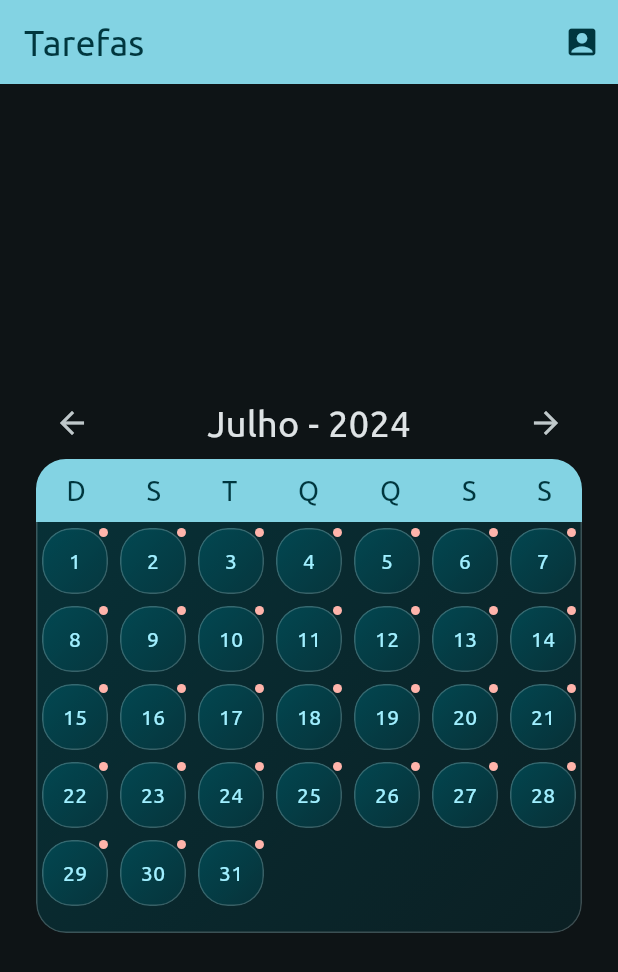
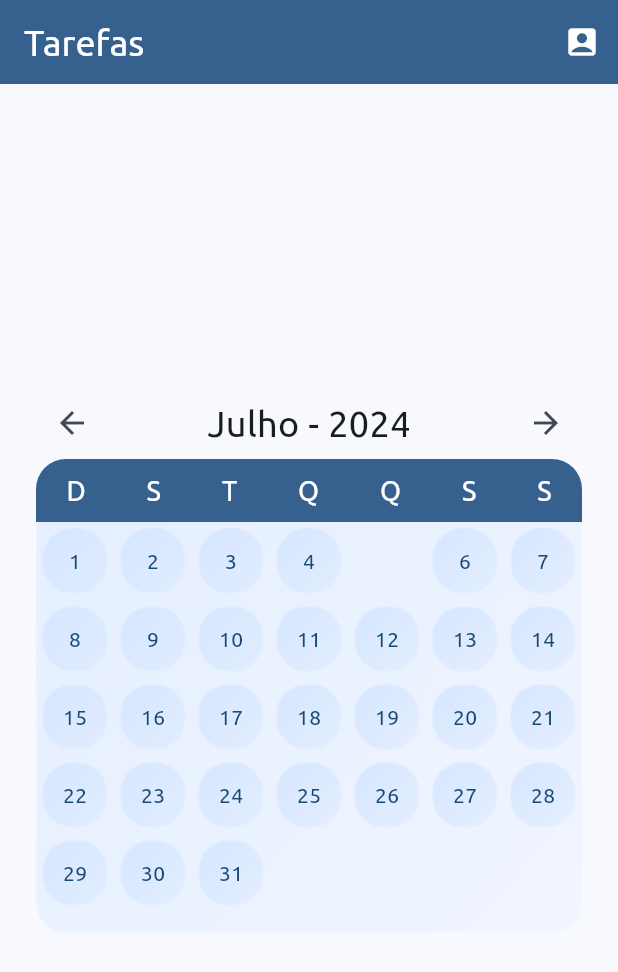
Before and after one commit to Ferps53/Scheduler, a Flutter app: the TarefaPage screen opened by its route, on a phone screen of 412 x 824 dp. Shown: the top 972 px of the screen. Run offline on Flutter 3.47's test engine with Material 3 defaults, Android fonts, the phone set to English and light mode, and no system bars; our stand-ins replace dio, flutter_animate, flutter_riverpod, freezed_annotation, go_router, jwt_decoder and 3 more; accounts and stored records are empty.

Commit message:
refatoração do web e movido calendário para widgets

```diff
--- /dev/null
+++ b/lib/features/tarefa/view/pages/pages.dart
@@ -0,0 +1 @@
+export 'tarefa_page.dart';
--- a/lib/features/tarefa/view/pages/tarefa_page.dart
+++ b/lib/features/tarefa/view/pages/tarefa_page.dart
@@ -1,6 +1,6 @@
 import 'package:flutter/material.dart';
 import 'package:scheduler/core/core.dart';
-import 'package:scheduler/features/tarefa/view/pages/calendario_mes.dart';
+import 'package:scheduler/features/tarefa/view/view.dart';
 
 class TarefaPage extends StatelessWidget {
   const TarefaPage({super.key});
--- a/lib/features/tarefa/view/view.dart
+++ b/lib/features/tarefa/view/view.dart
@@ -0,0 +1,3 @@
+export 'widgets/widgets.dart';
+export 'pages/pages.dart';
+export 'providers/providers.dart';
--- a/lib/features/tarefa/view/pages/calendario_mes.dart
+++ b/lib/features/tarefa/view/widgets/calendario_mes.dart
@@ -84,10 +84,13 @@ class _GridDias extends StatelessWidget {
         itemCount: 31,
         itemBuilder: (context, index) {
           index++;
-          return GridTile(
+          return index == 5
+              ? const SizedBox()
+              : GridTile(
                   child: Padding(
                     padding: const EdgeInsets.all(4.0),
                     child: Badge(
+                      isLabelVisible: false,
                       child: GlassCard(
                         startGradient: 0.8,
                         endGradient: 0.3,
--- /dev/null
+++ b/lib/features/tarefa/view/widgets/widgets.dart
@@ -0,0 +1 @@
+export 'calendario_mes.dart';
--- a/lib/main.dart
+++ b/lib/main.dart
@@ -28,8 +28,8 @@ class MainWidget extends ConsumerWidget {
               displayColor: context.colorScheme.onPrimary,
             ),
         colorScheme: ColorScheme.fromSeed(
-          seedColor: Colors.cyan,
-          brightness: Brightness.dark,
+          seedColor: Colors.blue,
+          brightness: Brightness.light,
         ),
         useMaterial3: true,
       ),
```
Also changed, not shown: lib/features/tarefa/view/providers/providers.dart (added), 3 other files. Lines whose indentation alone changed are shown as unchanged.
